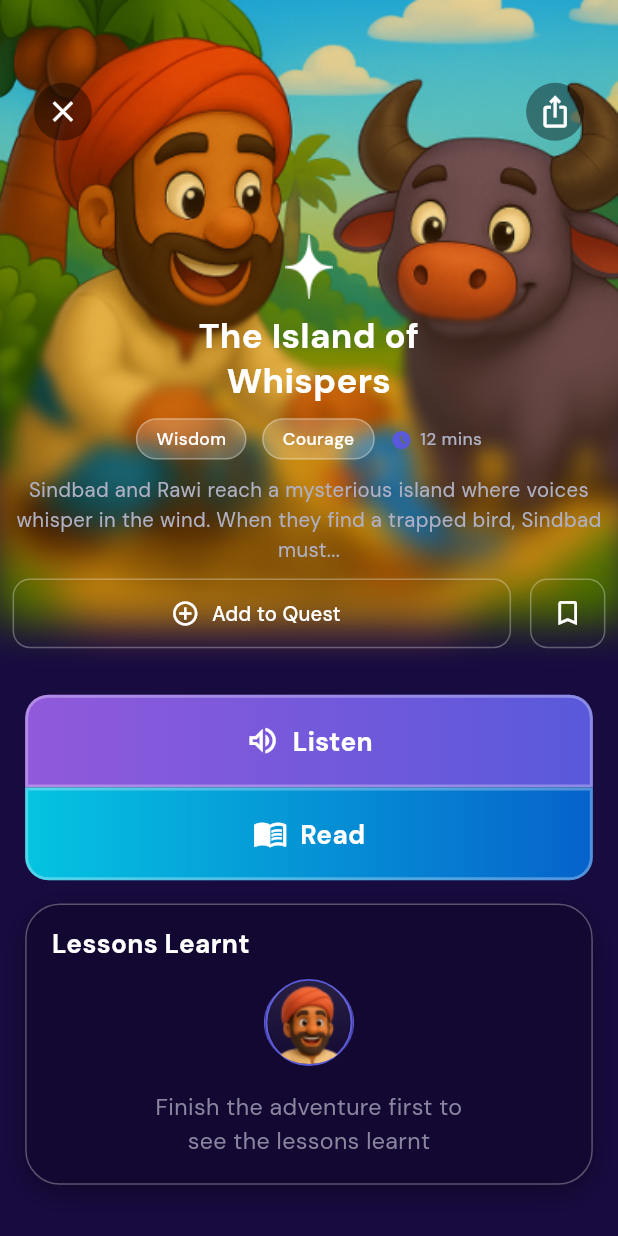
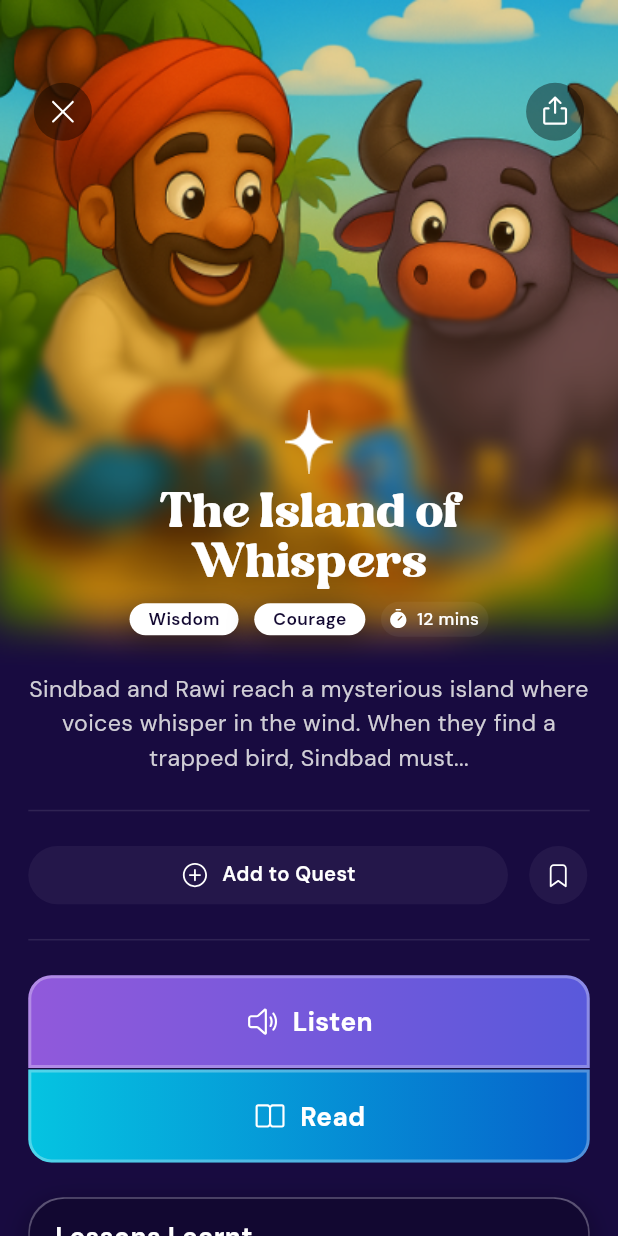
Before and after one commit to alexpays99/salasto_test_task, a Flutter app: the screen it shows after launch, on a phone screen of 412 x 824 dp. Run offline on Flutter 3.47's test engine with Material 3 defaults, Android fonts, the phone set to English and light mode, and no system bars; our stand-ins replace equatable, flutter_bloc, flutter_screenutil, flutter_svg, google_fonts.

Commit message:
ui polish part2

```diff
--- a/lib/core/constants/app_assets.dart
+++ b/lib/core/constants/app_assets.dart
@@ -1,5 +1,15 @@
 abstract final class AppAssets {
+  // Images
   static const storyImage = 'assets/images/story_image.png';
   static const humanImage = 'assets/images/human_image.png';
   static const softStar = 'assets/images/soft_star.png';
+
+  // Icons (SVG)
+  static const iconAdd = 'assets/icons/add.svg';
+  static const iconBookOpen = 'assets/icons/book_open.svg';
+  static const iconBookmark = 'assets/icons/bookmark.svg';
+  static const iconExport = 'assets/icons/export.svg';
+  static const iconSpeaker = 'assets/icons/speaker.svg';
+  static const iconTimer = 'assets/icons/timer.svg';
+  static const iconClose = 'assets/icons/x_close.svg';
 }
--- a/lib/core/constants/app_colors.dart
+++ b/lib/core/constants/app_colors.dart
@@ -7,6 +7,7 @@ abstract final class AppColors {
   // Surface
   static const surfaceCard = Color(0xFF120831);
   static const surfaceOverlay = Color(0x66000000);
+  static const surfaceUnderlayer = Color(0xFF24174A);
 
   // Gradients — Listen button
   static const listenGradientStart = Color(0xFF9159DB);
@@ -34,7 +35,7 @@ abstract final class AppColors {
 
   // Text
   static const textPrimary = Color(0xFFFFFFFF);
-  static const textSecondary = Color(0xFFB0B0C3);
+  static const textSecondary = Color(0xFFD0CED6);
   static const textTertiary = Color(0xFF8B859F);
 
   // Tags
--- a/lib/core/theme/app_text_styles.dart
+++ b/lib/core/theme/app_text_styles.dart
@@ -5,66 +5,83 @@ import 'package:google_fonts/google_fonts.dart';
 import '../constants/app_colors.dart';
 
 abstract final class AppTextStyles {
+  /// Folker 24/Regular — line-height 100%.
+  static TextStyle get storyTitle => TextStyle(
+    fontFamily: 'Folker',
+    fontSize: 24.sp,
+    fontWeight: FontWeight.w400,
+    color: AppColors.textPrimary,
+  );
+
+  /// DM Sans 24/Bold — line-height 31.2px (1.3).
   static TextStyle get heading1 => GoogleFonts.dmSans(
     fontSize: 24.sp,
     fontWeight: FontWeight.w700,
     color: AppColors.textPrimary,
-        height: 1.3,
+    height: 1.3, // 31.2px
   );
 
+  /// DM Sans 18/Bold — line-height 18px (1.0).
   static TextStyle get heading2 => GoogleFonts.dmSans(
     fontSize: 18.sp,
     fontWeight: FontWeight.w700,
     color: AppColors.textPrimary,
-        height: 1.0,
+    height: 1.0, // 18px
   );
 
+  /// DM Sans 16/Regular — line-height 24px (1.5).
   static TextStyle get bodyLarge => GoogleFonts.dmSans(
     fontSize: 16.sp,
     fontWeight: FontWeight.w400,
     color: AppColors.textSecondary,
-        height: 1.5,
+    height: 1.5, // 24px
   );
 
+  /// DM Sans 14/Regular — line-height 21px (1.5).
   static TextStyle get bodyMedium => GoogleFonts.dmSans(
     fontSize: 14.sp,
     fontWeight: FontWeight.w400,
     color: AppColors.textSecondary,
-        height: 1.5,
+    height: 1.5, // 21px
   );
 
+  /// DM Sans 12/Regular — line-height 16.8px (1.4).
   static TextStyle get bodySmall => GoogleFonts.dmSans(
     fontSize: 12.sp,
     fontWeight: FontWeight.w400,
     color: AppColors.textTertiary,
-        height: 1.4,
+    height: 1.4, // 16.8px
   );
 
+  /// DM Sans 18/Bold — line-height 18px (1.0).
   static TextStyle get buttonXL => GoogleFonts.dmSans(
     fontSize: 18.sp,
     fontWeight: FontWeight.w700,
     color: AppColors.textPrimary,
-        height: 1.0,
+    height: 1.0, // 18px
   );
 
+  /// DM Sans 14/SemiBold — line-height 14px (1.0).
   static TextStyle get buttonSecondary => GoogleFonts.dmSans(
     fontSize: 14.sp,
-        fontWeight: FontWeight.w500,
+    fontWeight: FontWeight.w600,
     color: AppColors.textPrimary,
-        height: 1.2,
+    height: 1.0, // 14px
   );
 
+  /// DM Sans 12/SemiBold — line-height 12px (1.0).
   static TextStyle get tag => GoogleFonts.dmSans(
     fontSize: 12.sp,
-        fontWeight: FontWeight.w500,
+    fontWeight: FontWeight.w600,
     color: AppColors.textPrimary,
-        height: 1.2,
+    height: 1.0, // 12px
   );
 
+  /// DM Sans 16/Regular — line-height 24px (1.5).
   static TextStyle get lessonsBody => GoogleFonts.dmSans(
     fontSize: 16.sp,
     fontWeight: FontWeight.w400,
     color: AppColors.textTertiary,
-        height: 1.5,
+    height: 1.5, // 24px
   );
 }
--- a/lib/features/story_detail/presentation/story_detail_page.dart
+++ b/lib/features/story_detail/presentation/story_detail_page.dart
@@ -56,14 +56,20 @@ class _StoryDetailContent extends StatelessWidget {
         children: [
           const StoryHeaderWidget(),
           Padding(
-            padding: EdgeInsets.symmetric(horizontal: 16.w),
+            padding: EdgeInsets.symmetric(horizontal: 18.w),
             child: Column(
               children: [
-                SizedBox(height: 16.h),
+                SizedBox(height: 24.h),
+                Divider(
+                  height: 1,
+                  thickness: 1,
+                  color: AppColors.textPrimary.withValues(alpha: 0.1),
+                ),
+                SizedBox(height: 24.h),
                 const StoryActionsWidget(),
-                SizedBox(height: 16.h),
+                SizedBox(height: 24.h),
                 const LessonsLearntWidget(),
-                SizedBox(height: 24.h),
+                SizedBox(height: 60.h),
               ],
             ),
           ),
--- a/lib/features/story_detail/presentation/widgets/lessons_learnt_widget.dart
+++ b/lib/features/story_detail/presentation/widgets/lessons_learnt_widget.dart
@@ -19,13 +19,15 @@ class LessonsLearntWidget extends StatelessWidget {
       selector: (state) => state.isLessonsUnlocked,
       builder: (context, isUnlocked) => Container(
         width: double.infinity,
-        padding: EdgeInsets.all(16.w),
         decoration: BoxDecoration(
-          color: AppColors.surfaceCard,
           borderRadius: BorderRadius.circular(24.r),
-          border: Border.all(
-            color: AppColors.borderGradientStart,
-            width: 1,
+          gradient: const LinearGradient(
+            begin: Alignment.topCenter,
+            end: Alignment.bottomCenter,
+            colors: [
+              AppColors.borderGradientStart,
+              AppColors.borderGradientEnd,
+            ],
           ),
           boxShadow: const [
             BoxShadow(
@@ -35,9 +37,15 @@ class LessonsLearntWidget extends StatelessWidget {
             ),
           ],
         ),
-        child: isUnlocked
-            ? const _UnlockedContent()
-            : const _LockedContent(),
+        child: Container(
+          margin: const EdgeInsets.all(1),
+          padding: EdgeInsets.all(16.w),
+          decoration: BoxDecoration(
+            color: AppColors.surfaceCard,
+            borderRadius: BorderRadius.circular(24.r),
+          ),
+          child: isUnlocked ? const _UnlockedContent() : const _LockedContent(),
+        ),
       ),
     );
   }
@@ -52,10 +60,7 @@ class _LockedContent extends StatelessWidget {
       children: [
         Align(
           alignment: Alignment.centerLeft,
-          child: Text(
-            AppStrings.lessonsLearnt,
-            style: AppTextStyles.heading2,
-          ),
+          child: Text(AppStrings.lessonsLearnt, style: AppTextStyles.heading2),
         ),
         SizedBox(height: 16.h),
         const _HumanAvatar(),
@@ -80,16 +85,10 @@ class _HumanAvatar extends StatelessWidget {
       height: 60.h,
       decoration: BoxDecoration(
         shape: BoxShape.circle,
-        border: Border.all(
-          color: AppColors.exodusFruit,
-          width: 1.25,
-        ),
+        border: Border.all(color: AppColors.exodusFruit, width: 1.25),
       ),
       child: ClipOval(
-        child: Image.asset(
-          AppAssets.humanImage,
-          fit: BoxFit.cover,
-        ),
+        child: Image.asset(AppAssets.humanImage, fit: BoxFit.cover),
       ),
     );
   }
@@ -103,10 +102,7 @@ class _UnlockedContent extends StatelessWidget {
     return Column(
       crossAxisAlignment: CrossAxisAlignment.start,
       children: [
-        Text(
-          AppStrings.lessonsLearnt,
-          style: AppTextStyles.heading2,
-        ),
+        Text(AppStrings.lessonsLearnt, style: AppTextStyles.heading2),
         SizedBox(height: 12.h),
         Text(
           AppStrings.lessonsLockedDescription,
--- a/lib/features/story_detail/presentation/widgets/story_actions_widget.dart
+++ b/lib/features/story_detail/presentation/widgets/story_actions_widget.dart
@@ -1,7 +1,9 @@
 import 'package:flutter/material.dart';
 import 'package:flutter_bloc/flutter_bloc.dart';
 import 'package:flutter_screenutil/flutter_screenutil.dart';
+import 'package:flutter_svg/flutter_svg.dart';
 
+import '../../../../core/constants/app_assets.dart';
 import '../../../../core/constants/app_colors.dart';
 import '../../../../core/localization/app_strings.dart';
 import '../../../../core/theme/app_text_styles.dart';
@@ -18,6 +20,7 @@ class StoryActionsWidget extends StatelessWidget {
     return Column(
       children: [
         _ActionButton(actionType: ActionType.listen),
+        SizedBox(height: 1.h),
         _ActionButton(actionType: ActionType.read),
       ],
     );
@@ -25,16 +28,15 @@ class StoryActionsWidget extends StatelessWidget {
 }
 
 class _ActionButton extends StatelessWidget {
+  const _ActionButton({required this.actionType});
   final ActionType actionType;
-
-  const _ActionButton({required this.actionType});
 
   @override
   Widget build(BuildContext context) {
-    final (label, icon, gradientColors, borderRadius) = switch (actionType) {
+    final (label, svgAsset, gradientColors, borderRadius) = switch (actionType) {
       ActionType.listen => (
         AppStrings.listen,
-          Icons.volume_up_outlined,
+        AppAssets.iconSpeaker,
         const [AppColors.listenGradientStart, AppColors.listenGradientEnd],
         BorderRadius.only(
           topLeft: Radius.circular(16.r),
@@ -43,7 +45,7 @@ class _ActionButton extends StatelessWidget {
       ),
       ActionType.read => (
         AppStrings.read,
-          Icons.menu_book_outlined,
+        AppAssets.iconBookOpen,
         const [AppColors.readGradientStart, AppColors.readGradientEnd],
         BorderRadius.only(
           bottomLeft: Radius.circular(16.r),
@@ -53,9 +55,9 @@ class _ActionButton extends StatelessWidget {
     };
 
     return GestureDetector(
-      onTap: () => context
-          .read<StoryDetailBloc>()
-          .add(StoryDetailActionPressed(actionType)),
+      onTap: () => context.read<StoryDetailBloc>().add(
+        StoryDetailActionPressed(actionType),
+      ),
       child: Container(
         width: double.infinity,
         height: 64.h,
@@ -66,15 +68,20 @@ class _ActionButton extends StatelessWidget {
             colors: gradientColors,
           ),
           borderRadius: borderRadius,
-          border: Border.all(
-            color: AppColors.borderGradientStart,
-            width: 2,
-          ),
+          border: Border.all(color: AppColors.borderGradientStart, width: 2),
         ),
         child: Row(
           mainAxisAlignment: MainAxisAlignment.center,
           children: [
-            Icon(icon, size: 24.sp, color: AppColors.textPrimary),
+            SvgPicture.asset(
+              svgAsset,
+              width: 24.sp,
+              height: 24.sp,
+              colorFilter: const ColorFilter.mode(
+                AppColors.textPrimary,
+                BlendMode.srcIn,
+              ),
+            ),
             SizedBox(width: 8.w),
             Text(label, style: AppTextStyles.buttonXL),
           ],
--- a/lib/features/story_detail/presentation/widgets/story_header_widget.dart
+++ b/lib/features/story_detail/presentation/widgets/story_header_widget.dart
@@ -1,6 +1,7 @@
 import 'package:flutter/material.dart';
 import 'package:flutter_bloc/flutter_bloc.dart';
 import 'package:flutter_screenutil/flutter_screenutil.dart';
+import 'package:flutter_svg/flutter_svg.dart';
 
 import '../../../../core/constants/app_assets.dart';
 import '../../../../core/constants/app_colors.dart';
@@ -11,14 +12,14 @@ import '../bloc/story_detail_bloc.dart';
 import '../bloc/story_detail_event.dart';
 import '../bloc/story_detail_state.dart';
 
-/// Full hero section: image + overlapping content card with
-/// star, title, tags, description, and quest row.
 class StoryHeaderWidget extends StatelessWidget {
   const StoryHeaderWidget({super.key});
 
   @override
   Widget build(BuildContext context) {
-    return Stack(
+    return Column(
+      children: [
+        Stack(
           children: [
             const _StoryImage(),
             Positioned(
@@ -27,7 +28,42 @@ class StoryHeaderWidget extends StatelessWidget {
               right: 20.w,
               child: const _ImageTopBar(),
             ),
-        Positioned(left: 0, right: 0, bottom: 0, child: const _ContentCard()),
+            Positioned(
+              left: 0,
+              right: 0,
+              bottom: 24.h,
+              child: Column(
+                children: [
+                  const _TitleOverlay(),
+                  SizedBox(height: 10.h),
+                  const _TagsRow(),
+                ],
+              ),
+            ),
+          ],
+        ),
+        Padding(
+          padding: EdgeInsets.symmetric(horizontal: 18.w),
+          child: Text(
+            AppStrings.storyDescription,
+            style: AppTextStyles.bodyLarge,
+            textAlign: TextAlign.center,
+          ),
+        ),
+        SizedBox(height: 24.h),
+        Padding(
+          padding: EdgeInsets.symmetric(horizontal: 18.w),
+          child: Divider(
+            height: 1,
+            thickness: 1,
+            color: AppColors.textPrimary.withValues(alpha: 0.1),
+          ),
+        ),
+        SizedBox(height: 24.h),
+        Padding(
+          padding: EdgeInsets.symmetric(horizontal: 18.w),
+          child: const _QuestRow(),
+        ),
       ],
     );
   }
@@ -55,20 +91,20 @@ class _ImageTopBar extends StatelessWidget {
       mainAxisAlignment: MainAxisAlignment.spaceBetween,
       children: [
         _CircleIconButton(
-          icon: Icons.close,
+          assetPath: AppAssets.iconClose,
           onTap: () => Navigator.of(context).maybePop(),
         ),
-        _CircleIconButton(icon: Icons.ios_share, onTap: () {}),
+        _CircleIconButton(assetPath: AppAssets.iconExport, onTap: () {}),
       ],
     );
   }
 }
 
 class _CircleIconButton extends StatelessWidget {
-  final IconData icon;
+  final String assetPath;
   final VoidCallback onTap;
 
-  const _CircleIconButton({required this.icon, required this.onTap});
+  const _CircleIconButton({required this.assetPath, required this.onTap});
 
   @override
   Widget build(BuildContext context) {
@@ -81,55 +117,37 @@ class _CircleIconButton extends StatelessWidget {
           color: AppColors.surfaceOverlay,
           shape: BoxShape.circle,
         ),
-        child: Icon(icon, color: AppColors.textPrimary, size: 24.sp),
+        child: Center(
+          child: SvgPicture.asset(
+            assetPath,
+            width: 24.sp,
+            height: 24.sp,
+            colorFilter: const ColorFilter.mode(
+              AppColors.textPrimary,
+              BlendMode.srcIn,
+            ),
+          ),
+        ),
       ),
     );
   }
 }
 
-/// Gradient card overlapping bottom of the image.
-class _ContentCard extends StatelessWidget {
-  const _ContentCard();
+class _TitleOverlay extends StatelessWidget {
+  const _TitleOverlay();
 
   @override
   Widget build(BuildContext context) {
-    return Container(
-      width: double.infinity,
-      padding: EdgeInsets.fromLTRB(8.w, 16.h, 8.w, 16.h),
-      decoration: BoxDecoration(
-        borderRadius: BorderRadius.circular(16.r),
-        // gradient: LinearGradient(
-        //   begin: Alignment.topCenter,
-        //   end: Alignment.bottomCenter,
-        //   colors: [
-        //     AppColors.background.withValues(alpha: 0.0),
-        //     AppColors.background.withValues(alpha: 0.75),
-        //     AppColors.background,
-        //   ],
-        //   stops: const [0.0, 0.35, 0.65],
-        // ),
-      ),
-      child: Column(
+    return Column(
       children: [
         Image.asset(AppAssets.softStar, width: 33.w, height: 44.h),
         SizedBox(height: 10.h),
         Text(
           AppStrings.storyTitle,
-            style: AppTextStyles.heading1,
+          style: AppTextStyles.storyTitle,
           textAlign: TextAlign.center,
         ),
-          SizedBox(height: 10.h),
-          const _TagsRow(),
-          SizedBox(height: 10.h),
-          Text(
-            AppStrings.storyDescription,
-            style: AppTextStyles.bodyMedium,
-            textAlign: TextAlign.center,
-          ),
-          SizedBox(height: 10.h),
-          const _QuestRow(),
       ],
-      ),
     );
   }
 }
@@ -167,20 +185,35 @@ class _TagsRow extends StatelessWidget {
 }
 
 class _TagChip extends StatelessWidget {
+  const _TagChip({required this.label});
   final String label;
-
-  const _TagChip({required this.label});
 
   @override
   Widget build(BuildContext context) {
     return Container(
-      padding: EdgeInsets.symmetric(horizontal: 12.w, vertical: 6.h),
       decoration: BoxDecoration(
-        color: AppColors.tagBackground,
-        borderRadius: BorderRadius.circular(20.r),
-        border: Border.all(color: AppColors.tagBorder, width: 1),
+        color: AppColors.textPrimary,
+        borderRadius: BorderRadius.circular(100.r),
+        boxShadow: const [
+          BoxShadow(
+            color: AppColors.shadowDark,
+            blurRadius: 15,
+            offset: Offset(0, 5),
           ),
-      child: Text(label, style: AppTextStyles.tag),
+        ],
+      ),
+      child: Padding(
+        padding: EdgeInsets.symmetric(horizontal: 12.w, vertical: 3.h),
+        child: SizedBox(
+          height: 16.h,
+          child: Center(
+            child: Text(
+              label,
+              style: AppTextStyles.tag.copyWith(color: AppColors.surfaceCard),
+            ),
+          ),
+        ),
+      ),
     );
   }
 }
@@ -192,20 +225,39 @@ class _DurationChip extends StatelessWidget {
 
   @override
   Widget build(BuildContext context) {
-    return Row(
+    return Container(
+      decoration: BoxDecoration(
+        color: AppColors.textPrimary.withValues(alpha: 0.05),
+        borderRadius: BorderRadius.circular(42.r),
+      ),
+      child: Padding(
+        padding: EdgeInsets.only(top: 4.h, right: 6.w, bottom: 4.h, left: 4.w),
+        child: SizedBox(
+          height: 16.h,
+          child: Row(
             mainAxisSize: MainAxisSize.min,
             children: [
-        Icon(
-          Icons.access_time_filled,
-          size: 15.sp,
-          color: AppColors.exodusFruit,
+              SvgPicture.asset(
+                AppAssets.iconTimer,
+                width: 15.sp,
+                height: 15.sp,
+                colorFilter: const ColorFilter.mode(
+                  AppColors.textPrimary,
+                  BlendMode.srcIn,
+                ),
               ),
               SizedBox(width: 5.w),
               Text(
                 duration,
-          style: AppTextStyles.tag.copyWith(color: AppColors.textSecondary),
+                style: AppTextStyles.tag.copyWith(
+                  fontWeight: FontWeight.w500,
+                  color: AppColors.textPrimary,
+                ),
               ),
             ],
+          ),
+        ),
+      ),
     );
   }
 }
@@ -218,36 +270,47 @@ class _QuestRow extends StatelessWidget {
     return BlocBuilder<StoryDetailBloc, StoryDetailState>(
       builder: (context, state) => Row(
         children: [
-          Expanded(
-            child: SizedBox(
-              height: 48.h,
-              child: OutlinedButton.icon(
-                onPressed: () => context.read<StoryDetailBloc>().add(
-                  const StoryDetailQuestToggled(),
-                ),
-                icon: Icon(
-                  state.isInQuest
-                      ? Icons.check_circle
-                      : Icons.add_circle_outline,
-                  size: 20.sp,
-                  color: AppColors.textPrimary,
-                ),
-                label: Text(
-                  AppStrings.addToQuest,
-                  style: AppTextStyles.buttonSecondary,
-                ),
-                style: OutlinedButton.styleFrom(
-                  side: BorderSide(color: AppColors.tagBorder, width: 1),
-                  shape: RoundedRectangleBorder(
-                    borderRadius: BorderRadius.circular(12.r),
-                  ),
-                ),
-              ),
-            ),
-          ),
+          Expanded(child: _QuestButton(isInQuest: state.isInQuest)),
           SizedBox(width: 12.w),
           _BookmarkButton(isBookmarked: state.isBookmarked),
         ],
+      ),
+    );
+  }
+}
+
+class _QuestButton extends StatelessWidget {
+  final bool isInQuest;
+
+  const _QuestButton({required this.isInQuest});
+
+  @override
+  Widget build(BuildContext context) {
+    return GestureDetector(
+      onTap: () =>
+          context.read<StoryDetailBloc>().add(const StoryDetailQuestToggled()),
+      child: Container(
+        height: 40.h,
+        decoration: BoxDecoration(
+          color: AppColors.surfaceUnderlayer,
+          borderRadius: BorderRadius.circular(100.r),
+        ),
+        child: Row(
+          mainAxisAlignment: MainAxisAlignment.center,
+          children: [
+            SvgPicture.asset(
+              AppAssets.iconAdd,
+              width: 20.sp,
+              height: 20.sp,
+              colorFilter: const ColorFilter.mode(
+                AppColors.textPrimary,
+                BlendMode.srcIn,
+              ),
+            ),
+            SizedBox(width: 8.w),
+            Text(AppStrings.addToQuest, style: AppTextStyles.buttonSecondary),
+          ],
+        ),
       ),
     );
   }
@@ -265,16 +328,22 @@ class _BookmarkButton extends StatelessWidget {
         const StoryDetailBookmarkToggled(),
       ),
       child: Container(
-        width: 48.w,
-        height: 48.h,
+        width: 40.w,
+        height: 40.h,
         decoration: BoxDecoration(
-          borderRadius: BorderRadius.circular(12.r),
-          border: Border.all(color: AppColors.tagBorder, width: 1),
+          color: AppColors.surfaceUnderlayer,
+          shape: BoxShape.circle,
         ),
-        child: Icon(
-          isBookmarked ? Icons.bookmark : Icons.bookmark_border,
-          size: 22.sp,
-          color: AppColors.textPrimary,
+        child: Center(
+          child: SvgPicture.asset(
+            AppAssets.iconBookmark,
+            width: 20.sp,
+            height: 20.sp,
+            colorFilter: const ColorFilter.mode(
+              AppColors.textPrimary,
+              BlendMode.srcIn,
+            ),
+          ),
         ),
       ),
     );
```
Also changed, not shown: pubspec.yaml (+8 -0 lines), assets/fonts/FolkerRegular-4ngW9.otf (added), assets/icons/add.svg (added), assets/icons/book_open.svg (added), assets/icons/bookmark.svg (added), assets/icons/export.svg (added), assets/icons/speaker.svg (added), assets/icons/timer.svg (added), assets/icons/x_close.svg (added), pubspec.lock, 1 other file. Lines whose indentation alone changed are shown as unchanged.
